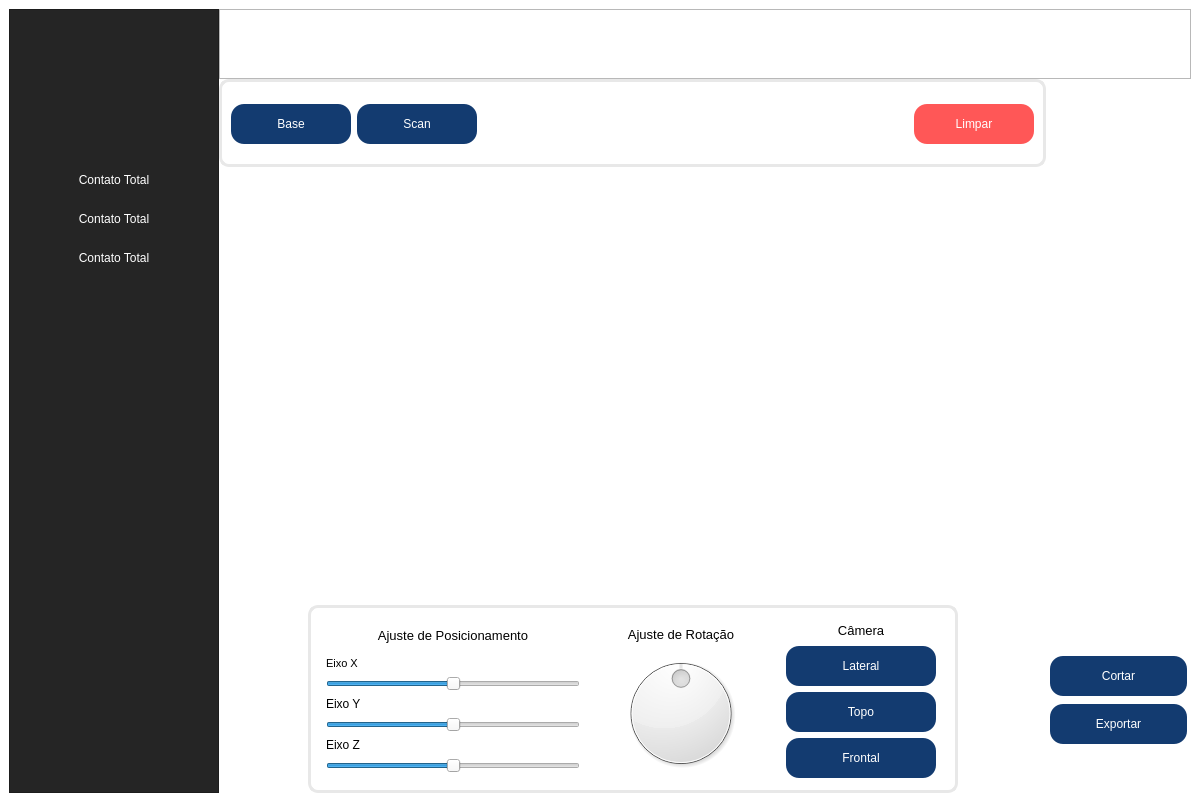
Old version of the form QT_DESIGN/main.ui in the repository vhls7/insole-generator.
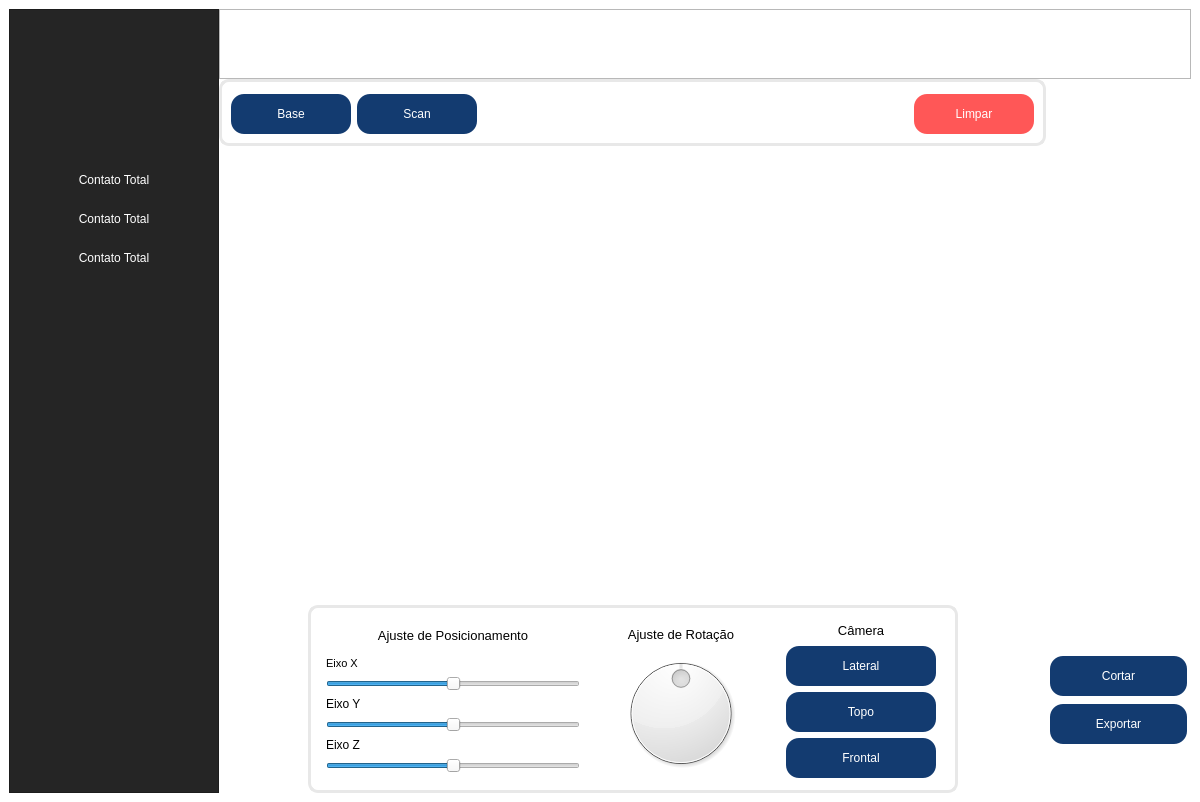
New version of the form. Icons and pictures are not drawn.

Commit message: Carregamento % + Performar Corte

Patch:
```diff
--- a/QT_DESIGN/main.ui
+++ b/QT_DESIGN/main.ui
@@ -290,7 +290,7 @@
             <item>
              <widget class="QGroupBox" name="loadToolsCard">
               <property name="sizePolicy">
-               <sizepolicy hsizetype="Expanding" vsizetype="Preferred">
+               <sizepolicy hsizetype="Expanding" vsizetype="Fixed">
                 <horstretch>0</horstretch>
                 <verstretch>0</verstretch>
                </sizepolicy>
```
The commit also changes 2 other files.
